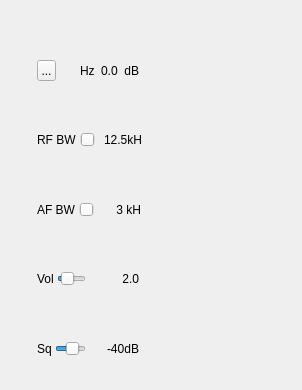
First picture: the form in plugins/channel/am/amdemodgui.ui, repository f4exb/sdrangel, before the edit.
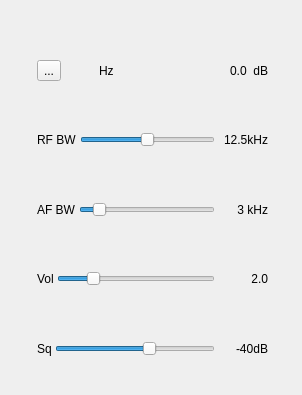
Second picture: the form after the edit. Icons and pictures are not drawn. Custom widgets are drawn as their Qt base class.

Commit message: Enhance channel power display

```diff
--- a/plugins/channel/am/amdemodgui.ui
+++ b/plugins/channel/am/amdemodgui.ui
@@ -7,7 +7,7 @@
     <x>0</x>
     <y>0</y>
     <width>302</width>
-    <height>390</height>
+    <height>395</height>
    </rect>
   </property>
   <property name="focusPolicy">
@@ -21,7 +21,7 @@
     <rect>
      <x>35</x>
      <y>35</y>
-     <width>106</width>
+     <width>235</width>
      <height>349</height>
     </rect>
    </property>
@@ -45,6 +45,8 @@
      <number>2</number>
     </property>
     <item>
+     <layout class="QHBoxLayout" name="deltaFreqPowLayout">
+      <item>
      <layout class="QHBoxLayout" name="deltaFrequencyLayout">
       <item>
        <widget class="QToolButton" name="deltaMinus">
@@ -101,6 +103,23 @@
        </widget>
       </item>
       <item>
+         <spacer name="horizontalSpacer">
+          <property name="orientation">
+           <enum>Qt::Horizontal</enum>
+          </property>
+          <property name="sizeHint" stdset="0">
+           <size>
+            <width>40</width>
+            <height>20</height>
+           </size>
+          </property>
+         </spacer>
+        </item>
+       </layout>
+      </item>
+      <item>
+       <layout class="QHBoxLayout" name="channelPowerLayout">
+        <item>
        <widget class="QLabel" name="channelPower">
         <property name="toolTip">
          <string>Channel power</string>
@@ -119,6 +138,8 @@
          <string> dB</string>
         </property>
        </widget>
+        </item>
+       </layout>
       </item>
      </layout>
     </item>
```
Lines whose indentation alone changed are shown as unchanged. The commit also changes 5 other files.
